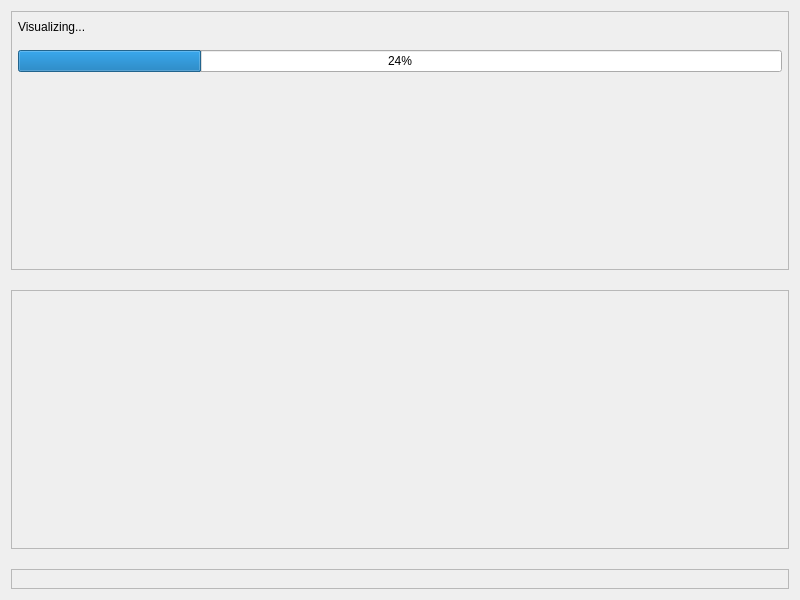
Above: coquery/gui/ui/visualizer.ui from gkunter/coquery before the change. Below: the same form after it.
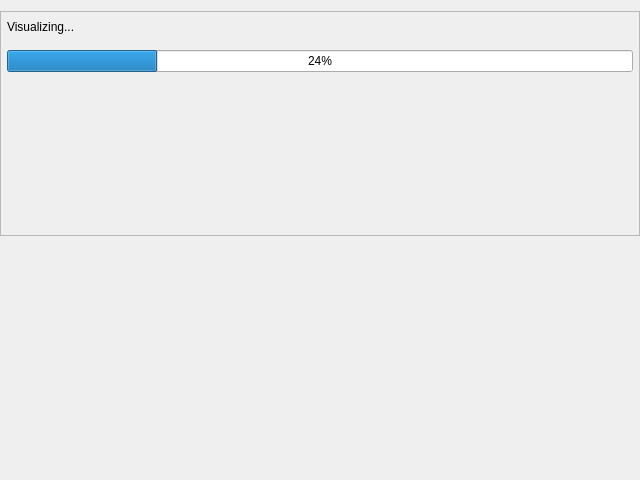
That is the form after the change.

Commit message: Change visualizer layout. Make visualization appear on Mac OS X.

Patch:
```diff
--- a/coquery/gui/ui/visualizer.ui
+++ b/coquery/gui/ui/visualizer.ui
@@ -6,16 +6,22 @@
    <rect>
     <x>0</x>
     <y>0</y>
-    <width>800</width>
-    <height>600</height>
+    <width>640</width>
+    <height>480</height>
    </rect>
   </property>
   <property name="windowTitle">
    <string>Data visualization – Coquery</string>
   </property>
   <layout class="QVBoxLayout" name="verticalLayout_2">
-   <property name="spacing">
-    <number>20</number>
+   <property name="leftMargin">
+    <number>0</number>
+   </property>
+   <property name="rightMargin">
+    <number>0</number>
+   </property>
+   <property name="bottomMargin">
+    <number>0</number>
    </property>
    <item>
     <widget class="QFrame" name="frame_placeholder">
@@ -87,34 +93,10 @@
      </layout>
     </widget>
    </item>
-   <item>
-    <widget class="QFrame" name="box_visualize">
-     <property name="sizePolicy">
-      <sizepolicy hsizetype="Expanding" vsizetype="Expanding">
-       <horstretch>0</horstretch>
-       <verstretch>0</verstretch>
-      </sizepolicy>
-     </property>
-     <property name="frameShape">
-      <enum>QFrame::StyledPanel</enum>
-     </property>
-     <property name="frameShadow">
-      <enum>QFrame::Raised</enum>
-     </property>
-     <layout class="QVBoxLayout" name="verticalLayout">
-      <property name="sizeConstraint">
-       <enum>QLayout::SetNoConstraint</enum>
-      </property>
-      <property name="margin">
-       <number>10</number>
-      </property>
-     </layout>
-    </widget>
-   </item>
    <item>
     <widget class="QFrame" name="frame">
      <property name="frameShape">
-      <enum>QFrame::StyledPanel</enum>
+      <enum>QFrame::NoFrame</enum>
      </property>
      <property name="frameShadow">
       <enum>QFrame::Raised</enum>
@@ -123,6 +105,9 @@
       <property name="spacing">
        <number>10</number>
       </property>
+      <property name="margin">
+       <number>0</number>
+      </property>
       <item>
        <widget class="QFrame" name="frame_2">
         <property name="sizePolicy">
@@ -138,8 +123,17 @@
          <enum>QFrame::Plain</enum>
         </property>
         <layout class="QHBoxLayout" name="navigation_layout">
-         <property name="margin">
-          <number>0</number>
+         <property name="leftMargin">
+          <number>6</number>
+         </property>
+         <property name="topMargin">
+          <number>4</number>
+         </property>
+         <property name="rightMargin">
+          <number>6</number>
+         </property>
+         <property name="bottomMargin">
+          <number>4</number>
          </property>
         </layout>
        </widget>
@@ -147,6 +141,30 @@
      </layout>
     </widget>
    </item>
+   <item>
+    <widget class="QFrame" name="box_visualize">
+     <property name="sizePolicy">
+      <sizepolicy hsizetype="Expanding" vsizetype="Expanding">
+       <horstretch>0</horstretch>
+       <verstretch>0</verstretch>
+      </sizepolicy>
+     </property>
+     <property name="frameShape">
+      <enum>QFrame::NoFrame</enum>
+     </property>
+     <property name="frameShadow">
+      <enum>QFrame::Raised</enum>
+     </property>
+     <layout class="QVBoxLayout" name="verticalLayout">
+      <property name="sizeConstraint">
+       <enum>QLayout::SetNoConstraint</enum>
+      </property>
+      <property name="margin">
+       <number>0</number>
+      </property>
+     </layout>
+    </widget>
+   </item>
   </layout>
  </widget>
  <resources/>
```
Left out of the diff: 4 changed lines with no effect on the pictures. The commit also changes 2 other files.
